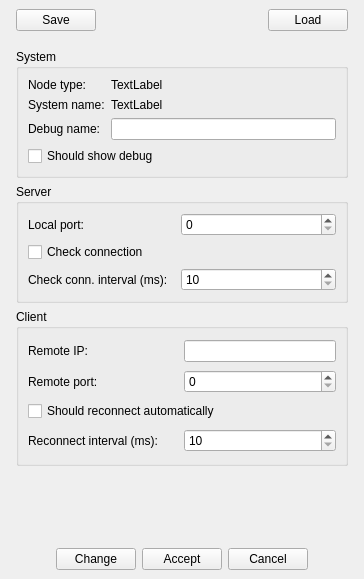
First picture: the form in src/VMTD/VMTD/VMTDSettingsForm.ui, repository ekushko/qt-vxlan-mtd-old, before the edit.
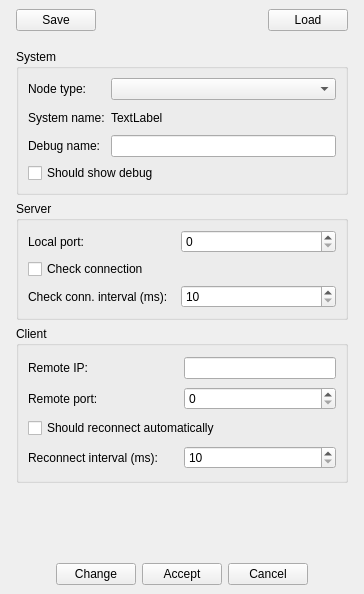
Second picture: the form after the edit.

Patch:
```diff
--- a/src/VMTD/VMTD/VMTDSettingsForm.ui
+++ b/src/VMTD/VMTD/VMTDSettingsForm.ui
@@ -7,7 +7,7 @@
     <x>0</x>
     <y>0</y>
     <width>364</width>
-    <height>579</height>
+    <height>594</height>
    </rect>
   </property>
   <property name="windowTitle">
@@ -110,6 +110,12 @@
            </item>
            <item row="1" column="1">
             <widget class="QLabel" name="lbSystemName">
+             <property name="minimumSize">
+              <size>
+               <width>0</width>
+               <height>23</height>
+              </size>
+             </property>
              <property name="text">
               <string>TextLabel</string>
              </property>
@@ -140,11 +146,7 @@
             </widget>
            </item>
            <item row="0" column="1">
-            <widget class="QLabel" name="lbNodeType">
-             <property name="text">
-              <string>TextLabel</string>
-             </property>
-            </widget>
+            <widget class="QComboBox" name="cbNodeType"/>
            </item>
           </layout>
          </widget>
```
